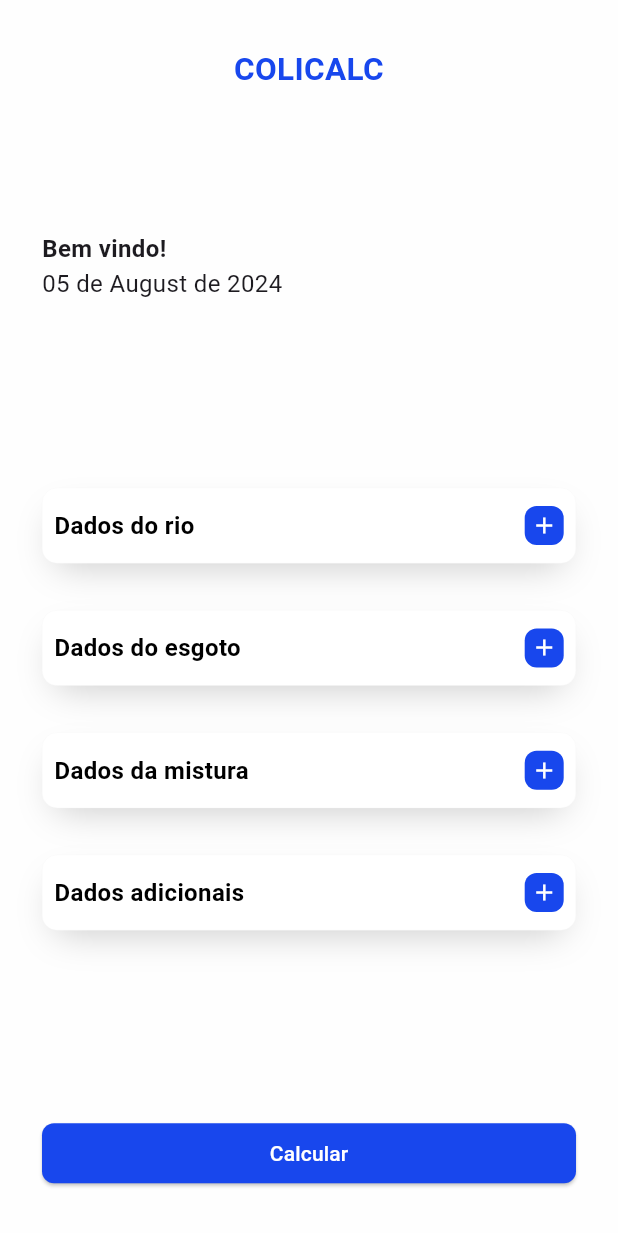
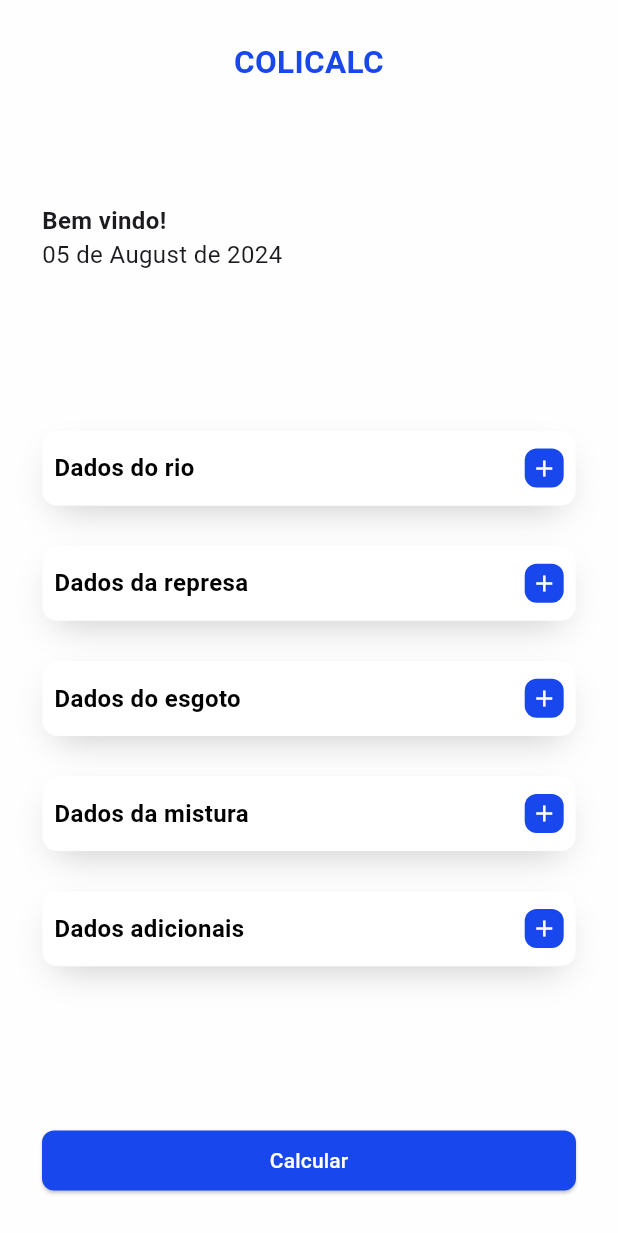
Before and after one commit to jvictorpdl/ColiCalc-mobile, a Flutter app: the screen it shows after launch, on a phone screen of 412 x 824 dp. Shown: the top 1233 px of the screen. Run offline on Flutter 3.47's test engine with Material 3 defaults, Android fonts, the phone set to English and light mode, and no system bars; our stand-ins replace bloc, fl_chart, flutter_bloc, freezed_annotation, get_it.

Commit message:
adicionando represa e logica por tras de escolha

```diff
--- a/lib/core/routes/routes.dart
+++ b/lib/core/routes/routes.dart
@@ -2,9 +2,10 @@ import 'package:auto_depura/ui/pages/dados_do_rio/dados_do_rio.dart';
 import 'package:auto_depura/ui/pages/dados_do_esgoto/dados_do_esgoto.dart';
 import 'package:auto_depura/ui/pages/dados_adicionais/dados_adicionais.dart';
 import 'package:auto_depura/ui/pages/dados_da_mistura/dados_da_mistura.dart';
+import 'package:auto_depura/ui/pages/dados_da_represa/dados_da_represa.dart';
 import 'package:auto_depura/ui/pages/grafico/grafico.dart';
 import 'package:auto_depura/ui/pages/home/home.dart';
-import 'package:auto_depura/ui/pages/tables/custom_table.dart';
+// import 'package:auto_depura/ui/pages/tables/custom_table.dart';
 import 'package:flutter/material.dart';
 
 class Routes {
@@ -18,6 +19,10 @@ class Routes {
       case "/dados-do-rio":
         return MaterialPageRoute(
           builder: (context) => const DadosDoRioPage(),
+        );
+      case "/dados-da-represa":
+        return MaterialPageRoute(
+          builder: (context) => const DadosDaRepresaPage(),
         );
       case "/dados-do-esgoto":
         return MaterialPageRoute(
--- a/lib/ui/pages/home/home.dart
+++ b/lib/ui/pages/home/home.dart
@@ -11,9 +11,14 @@ import 'package:flutter/material.dart';
 import 'package:flutter_bloc/flutter_bloc.dart';
 import 'package:intl/intl.dart';
 
-class HomePage extends StatelessWidget {
+class HomePage extends StatefulWidget {
   const HomePage({super.key});
 
+  @override
+  State<HomePage> createState() => _HomePageState();
+}
+
+class _HomePageState extends State<HomePage> {
   @override
   Widget build(BuildContext context) {
     final GlobalBloc bloc = serviceLocator<GlobalBloc>();
@@ -58,10 +63,31 @@ class HomePage extends StatelessWidget {
                 ),
                 const Spacer(flex: 4),
                 HomeButtons(
-                  title: "Dados do rio",
-                  onPressed: () =>
-                      Navigator.of(context).pushNamed("/dados-do-rio"),
-                ),
+                    title: "Dados do rio",
+                    isActive: bloc.represa,
+                    onPressed: () {
+                      if (bloc.represa) {
+                        Navigator.of(context).pushNamed("/dados-do-rio");
+                      } else {
+                        bloc.represa = !bloc.represa;
+                        setState(() {});
+                      }
+                      // Navigator.of(context).pushNamed("/dados-do-rio"),
+                    }),
+                const Spacer(),
+                HomeButtons(
+                    title: "Dados da represa",
+                    isActive: !bloc.represa,
+                    onPressed: () {
+                      print(bloc.represa);
+                      if (!bloc.represa) {
+                        Navigator.of(context).pushNamed("/dados-da-represa");
+                      } else {
+                        bloc.represa = !bloc.represa;
+                        setState(() {});
+                      }
+                      // Navigator.of(context).pushNamed("/dados-do-rio"),
+                    }),
                 const Spacer(),
                 HomeButtons(
                   title: "Dados do esgoto",
--- a/lib/ui/pages/home/widgets/plus_button.dart
+++ b/lib/ui/pages/home/widgets/plus_button.dart
@@ -3,8 +3,8 @@ import 'package:flutter/material.dart';
 
 class PlusButton extends StatelessWidget {
   final Function() onPressed;
-
-  const PlusButton({super.key, required this.onPressed});
+  final Color? color;
+  const PlusButton({super.key, required this.onPressed, this.color});
 
   @override
   Widget build(BuildContext context) {
@@ -14,7 +14,7 @@ class PlusButton extends StatelessWidget {
         padding: const EdgeInsets.all(4),
         decoration: BoxDecoration(
           borderRadius: BorderRadius.circular(8),
-          color: AppColors.accent,
+          color: color ?? AppColors.accent,
         ),
         child: const Icon(
           Icons.add,
--- a/lib/ui/theme/app_theme.dart
+++ b/lib/ui/theme/app_theme.dart
@@ -19,6 +19,10 @@ class AppTextStyles {
     color: Colors.black,
     fontSize: 18,
   );
+  static TextStyle titleGraph = TextStyle(
+    color: AppColors.accent,
+    fontSize: 18,
+  );
   static TextStyle h3 = const TextStyle(
     color: Colors.black,
     fontSize: 16,
```
Also changed, not shown: lib/ui/pages/dados_da_represa/dados_da_represa.dart (added, +54 -0 lines), lib/ui/pages/dados_da_represa/steps/dados_da_represa_step1.dart (added, +74 -0 lines).
